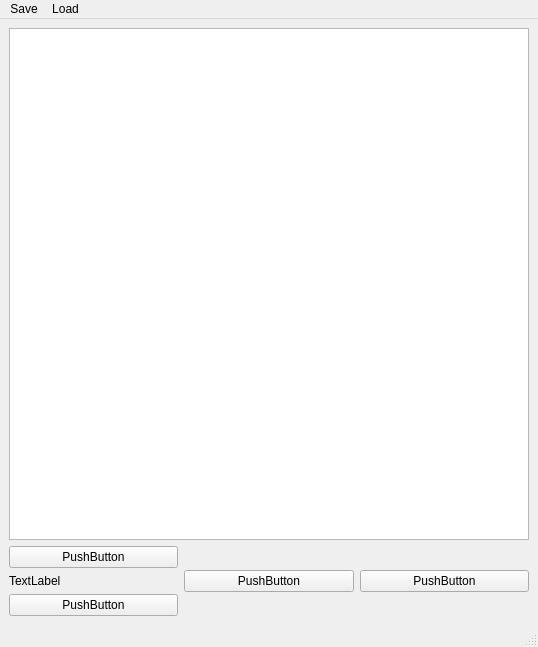
Above: v0.4/main_window.ui from Yedi278/AstroLab before the change. Below: the same form after it.
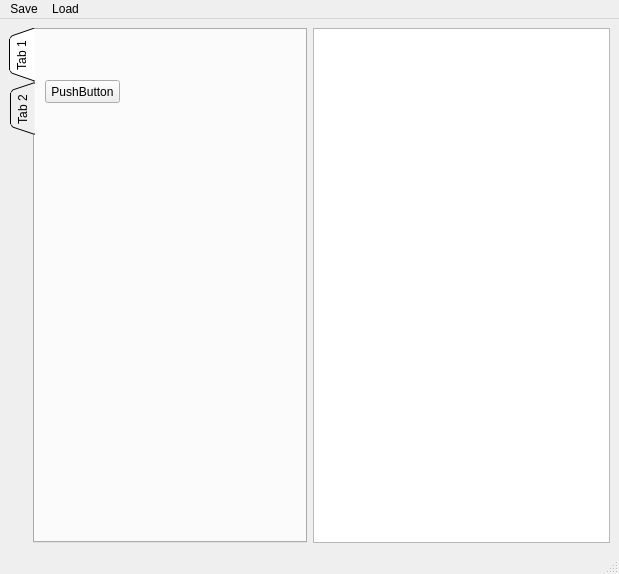
That is the form after the change.

Commit message: main window

Patch:
```diff
--- a/v0.4/main_window.ui
+++ b/v0.4/main_window.ui
@@ -6,68 +6,87 @@
    <rect>
     <x>0</x>
     <y>0</y>
-    <width>538</width>
-    <height>647</height>
+    <width>619</width>
+    <height>574</height>
    </rect>
   </property>
   <property name="windowTitle">
    <string>MainWindow</string>
   </property>
+  <property name="documentMode">
+   <bool>false</bool>
+  </property>
+  <property name="dockOptions">
+   <set>QMainWindow::AllowTabbedDocks|QMainWindow::AnimatedDocks</set>
+  </property>
   <widget class="QWidget" name="centralwidget">
-   <layout class="QVBoxLayout" name="verticalLayout">
+   <layout class="QHBoxLayout" name="horizontalLayout">
     <item>
-     <widget class="QGraphicsView" name="graphicsView"/>
+     <widget class="QTabWidget" name="left_tabs">
+      <property name="tabPosition">
+       <enum>QTabWidget::West</enum>
+      </property>
+      <property name="tabShape">
+       <enum>QTabWidget::Triangular</enum>
+      </property>
+      <property name="currentIndex">
+       <number>0</number>
+      </property>
+      <property name="elideMode">
+       <enum>Qt::ElideNone</enum>
+      </property>
+      <property name="tabsClosable">
+       <bool>false</bool>
+      </property>
+      <property name="movable">
+       <bool>true</bool>
+      </property>
+      <property name="tabBarAutoHide">
+       <bool>true</bool>
+      </property>
+      <widget class="QWidget" name="tab">
+       <attribute name="title">
+        <string>Tab 1</string>
+       </attribute>
+       <widget class="QPushButton" name="pushButton">
+        <property name="geometry">
+         <rect>
+          <x>10</x>
+          <y>50</y>
+          <width>75</width>
+          <height>23</height>
+         </rect>
+        </property>
+        <property name="text">
+         <string>PushButton</string>
+        </property>
+       </widget>
+      </widget>
+      <widget class="QWidget" name="tab_2">
+       <attribute name="title">
+        <string>Tab 2</string>
+       </attribute>
+      </widget>
+     </widget>
     </item>
     <item>
-     <layout class="QHBoxLayout" name="bottom_layout">
-      <item>
-       <layout class="QVBoxLayout" name="left_layout">
-        <item>
-         <widget class="QPushButton" name="button_1">
-          <property name="text">
-           <string>PushButton</string>
-          </property>
-         </widget>
-        </item>
-        <item>
-         <widget class="QLabel" name="label_1">
-          <property name="text">
-           <string>TextLabel</string>
-          </property>
-         </widget>
-        </item>
-        <item>
-         <widget class="QPushButton" name="button_2">
-          <property name="text">
-           <string>PushButton</string>
-          </property>
-         </widget>
-        </item>
-       </layout>
-      </item>
-      <item>
-       <layout class="QVBoxLayout" name="central_layout">
-        <item>
-         <widget class="QPushButton" name="button_3">
-          <property name="text">
-           <string>PushButton</string>
-          </property>
-         </widget>
-        </item>
-       </layout>
-      </item>
-      <item>
-       <layout class="QVBoxLayout" name="right_layout">
-        <item>
-         <widget class="QPushButton" name="button_4">
-          <property name="text">
-           <string>PushButton</string>
-          </property>
-         </widget>
-        </item>
-       </layout>
-      </item>
-     </layout>
+     <widget class="QGraphicsView" name="graphicsView">
+      <property name="backgroundBrush">
+       <brush brushstyle="NoBrush">
+        <color alpha="255">
+         <red>0</red>
+         <green>0</green>
+         <blue>0</blue>
+        </color>
+       </brush>
+      </property>
+      <property name="transformationAnchor">
+       <enum>QGraphicsView::NoAnchor</enum>
+      </property>
+      <property name="viewportUpdateMode">
+       <enum>QGraphicsView::FullViewportUpdate</enum>
+      </property>
+     </widget>
     </item>
    </layout>
   </widget>
@@ -76,7 +95,7 @@
     <rect>
      <x>0</x>
      <y>0</y>
-     <width>538</width>
+     <width>619</width>
      <height>22</height>
     </rect>
    </property>
```
The commit also changes 2 other files.
